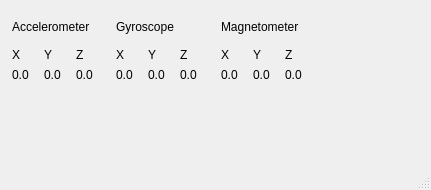
Above: CarQt/Src/Window/MainWindow.ui from gaitovrat/bachelor before the change. Below: the same form after it.
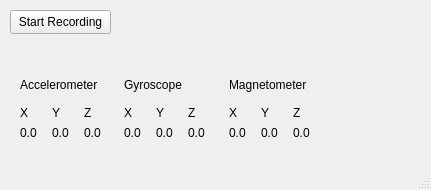
That is the form after the change.

Commit message: Implement Recording (#12)

The edit to the form file:
```diff
--- a/CarQt/Src/Window/MainWindow.ui
+++ b/CarQt/Src/Window/MainWindow.ui
@@ -17,8 +17,8 @@
    <widget class="QWidget" name="layoutWidget">
     <property name="geometry">
      <rect>
-      <x>12</x>
-      <y>12</y>
+      <x>20</x>
+      <y>70</y>
       <width>90</width>
       <height>70</height>
      </rect>
@@ -94,8 +94,8 @@
    <widget class="QWidget" name="layoutWidget">
     <property name="geometry">
      <rect>
-      <x>116</x>
-      <y>12</y>
+      <x>124</x>
+      <y>70</y>
       <width>90</width>
       <height>70</height>
      </rect>
@@ -171,8 +171,8 @@
    <widget class="QWidget" name="layoutWidget">
     <property name="geometry">
      <rect>
-      <x>221</x>
-      <y>12</y>
+      <x>229</x>
+      <y>70</y>
       <width>90</width>
       <height>70</height>
      </rect>
@@ -245,6 +245,19 @@
      </item>
     </layout>
    </widget>
+   <widget class="QPushButton" name="bRecord">
+    <property name="geometry">
+     <rect>
+      <x>10</x>
+      <y>10</y>
+      <width>101</width>
+      <height>24</height>
+     </rect>
+    </property>
+    <property name="text">
+     <string>Start Recording</string>
+    </property>
+   </widget>
   </widget>
   <widget class="QMenuBar" name="menubar">
    <property name="geometry">
```
The commit also changes 7 other files.
